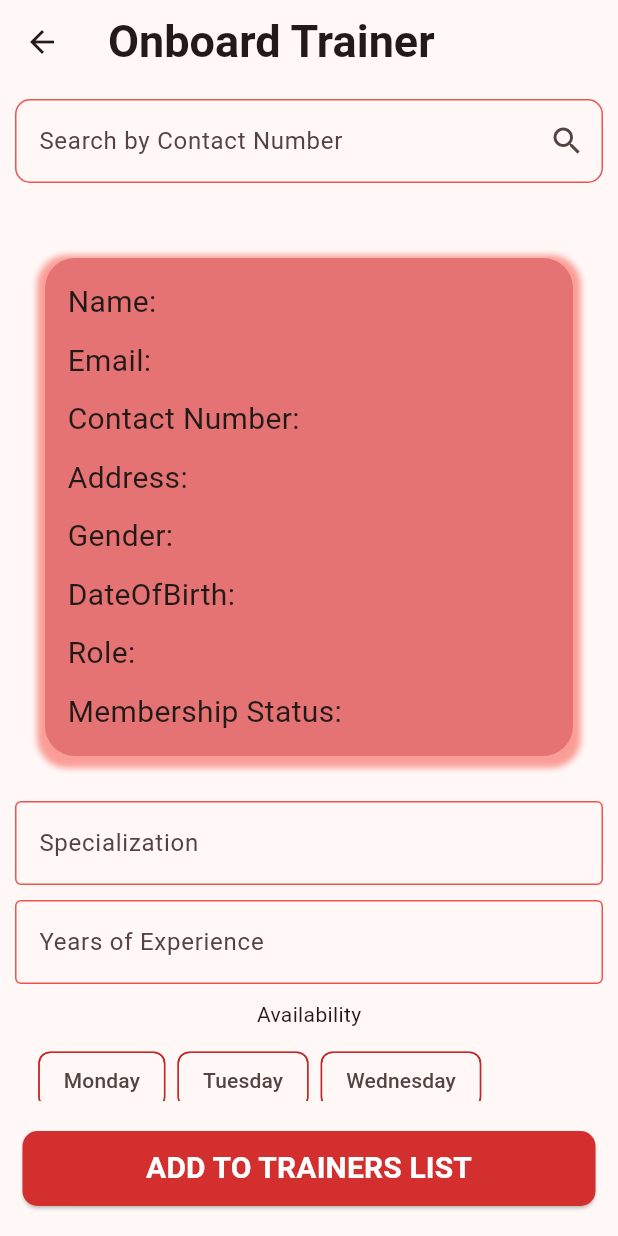
After one commit to Cscreed3131/fit_raho_final, a Flutter app: the GymHomeScreen screen opened by its route, after a tap on "Onboard Trainers", on a phone screen of 412 x 824 dp. The commit adds this screen. Run offline on Flutter 3.47's test engine with Material 2 defaults, Android fonts, the phone set to English and light mode, and no system bars; our stand-ins replace cloud_firestore, firebase_auth, firebase_core, firebase_storage, flutter_riverpod, image_picker; accounts and stored records are empty.

Commit message:
trainer on bording page is done

```diff
--- a/lib/main.dart
+++ b/lib/main.dart
@@ -6,6 +6,7 @@ import 'package:fit_raho/loading_splash_screen.dart';
 import 'package:fit_raho/src/auth/screens/signin_screen.dart';
 import 'package:fit_raho/src/auth/screens/signup_screen.dart';
 import 'package:fit_raho/src/gym/screens/client_on_boarding_screen.dart';
+import 'package:fit_raho/src/gym/screens/trainer_on_bording_screen.dart';
 import 'package:fit_raho/src/home/screens/client_home_screen.dart';
 import 'package:fit_raho/src/home/screens/gym_home_screen.dart';
 import 'package:fit_raho/src/home/screens/trainer_home_screen.dart';
@@ -98,6 +99,8 @@ class MyApp extends StatelessWidget {
         GymHomeScreen.routeName: (context) => const GymHomeScreen(),
         ClientOnBoardingScreen.routeName: (context) =>
             const ClientOnBoardingScreen(),
+        TrainerOnboardingScreen.routeName: (context) =>
+            const TrainerOnboardingScreen(),
       },
     );
   }
--- a/lib/model/trainer_model.dart
+++ b/lib/model/trainer_model.dart
@@ -2,7 +2,7 @@
 
 class Trainer {
   String id;
-  String userId;
+  String userName;
   String specialization;
   String profilePictureUrl;
   String gymId; // gym id assigned with trainer
@@ -14,7 +14,7 @@ class Trainer {
 
   Trainer({
     required this.id,
-    required this.userId,
+    required this.userName,
     required this.specialization,
     required this.profilePictureUrl,
     required this.gymId,
@@ -29,7 +29,7 @@ class Trainer {
   Map<String, dynamic> toMap() {
     return {
       'id': id,
-      'userId': userId,
+      'userName': userName,
       'specialization': specialization,
       'profileImageUrl': profilePictureUrl,
       'gymId': gymId,
@@ -45,7 +45,7 @@ class Trainer {
   factory Trainer.fromMap(Map<String, dynamic> map) {
     return Trainer(
       id: map['id'] as String,
-      userId: map['userId'] as String,
+      userName: map['userName'] as String,
       specialization: map['specialization'] as String,
       profilePictureUrl: map['profilePictureUrl'] as String,
       gymId: map['gymId'] as String,
--- a/lib/src/gym/screens/client_on_boarding_screen.dart
+++ b/lib/src/gym/screens/client_on_boarding_screen.dart
@@ -52,6 +52,7 @@ class _ClientOnBoardingScreenState
   }
 
   // isolate this method else where but not here ui and logic should be seperated
+  // it will be better to use the clientService file. Look up
   void _submitClientData(Users? data) {
     try {
       // Calculate subscription start and end dates based on selected plan
--- /dev/null
+++ b/lib/src/gym/screens/trainer_on_bording_screen.dart
@@ -0,0 +1,378 @@
+import 'dart:developer';
+
+import 'package:cloud_firestore/cloud_firestore.dart';
+import 'package:fit_raho/model/trainer_model.dart';
+import 'package:fit_raho/model/user_model.dart';
+import 'package:fit_raho/src/gym/provider/user_by_contact_number_provider.dart';
+import 'package:flutter/material.dart';
+import 'package:flutter_riverpod/flutter_riverpod.dart';
+
+class TrainerOnboardingScreen extends ConsumerStatefulWidget {
+  const TrainerOnboardingScreen({super.key});
+
+  static const routeName = '/trainer-onboarding';
+
+  @override
+  ConsumerState<TrainerOnboardingScreen> createState() =>
+      _TrainerOnboardingScreenState();
+}
+
+class _TrainerOnboardingScreenState
+    extends ConsumerState<TrainerOnboardingScreen> {
+  final TextEditingController _searchController = TextEditingController();
+  final _formKey = GlobalKey<FormState>();
+  bool isLoading = false;
+  Users? _userData;
+
+  // Controllers for trainer details
+  final TextEditingController _specializationController =
+      TextEditingController();
+  final TextEditingController _yearsOfExperienceController =
+      TextEditingController();
+
+  // Use a Set to store selected days, allowing for multiple selections
+  final Set<String> _selectedDays = {};
+  // Use a Map to store availability, with days as keys and time slots as values
+  final Map<String, List<String>> _availability = {
+    'Monday': [],
+    'Tuesday': [],
+    'Wednesday': [],
+    'Thursday': [],
+    'Friday': [],
+    'Saturday': [],
+    'Sunday': [],
+  };
+  final TextEditingController _certificationsController =
+      TextEditingController();
+  List<Map<String, dynamic>> _ratings = [];
+
+  void _searchUser() {
+    // Fetch user data from firestore based on the search query
+    ref.watch(userByContactNumberProvider(_searchController.text)).when(
+      data: (data) {
+        setState(() {
+          _userData = data;
+          isLoading = false;
+        });
+      },
+      error: (error, stackTrace) {
+        log(error.toString());
+        setState(() {
+          isLoading = false;
+        });
+      },
+      loading: () {
+        setState(() {
+          isLoading = true;
+        });
+      },
+    );
+  }
+
+  // isolate this method else where but not here ui and logic should be seperated
+  // it will be better to use the trainerService file. Look up
+  void _submitTrainerData(Users? data) {
+    try {
+      // Create a new Trainer object
+      final trainer = Trainer(
+        id: data!.id,
+        userName: data.name,
+        specialization: _specializationController.text,
+        profilePictureUrl: data.profilePictureUrl,
+        gymId: '', // add later through data base
+        // but this id should be fetched from the gym manager id.
+        clients: [],
+        certifications: _certificationsController.text.split(','),
+        yearsOfExperience: int.tryParse(_yearsOfExperienceController.text) ?? 0,
+        availability: _availability,
+        ratings: [],
+      );
+
+      // Save the Trainer data to Firestore
+      FirebaseFirestore.instance.collection('trainers').doc(data.id).set(
+            trainer.toMap(),
+          );
+    } catch (e) {
+      log('Error submitting trainer data: ${e.toString()}');
+    }
+  }
+
+  @override
+  Widget build(BuildContext context) {
+    return Scaffold(
+      appBar: AppBar(
+        title: const Text(
+          'Onboard Trainer',
+          style: TextStyle(fontSize: 30, fontWeight: FontWeight.bold),
+        ),
+      ),
+      body: SizedBox(
+        height: double.infinity,
+        width: double.infinity,
+        child: SingleChildScrollView(
+          child: Column(
+            children: [
+              Padding(
+                padding: const EdgeInsets.all(10.0),
+                child: TextFormField(
+                  controller: _searchController,
+                  decoration: InputDecoration(
+                    labelText: 'Search by Contact Number',
+                    border: OutlineInputBorder(
+                      borderRadius: BorderRadius.circular(10),
+                    ),
+                    suffixIcon: IconButton(
+                      icon: const Icon(Icons.search),
+                      onPressed: _searchUser,
+                    ),
+                  ),
+                  keyboardType: TextInputType.phone,
+                ),
+              ),
+              const SizedBox(height: 20),
+              isLoading
+                  ? const CircularProgressIndicator.adaptive()
+                  : _userData != null
+                      ? _buildUserDetails()
+                      : const Text('No user found with this contact number'),
+            ],
+          ),
+        ),
+      ),
+      bottomNavigationBar: _userData != null
+          ? Padding(
+              padding: const EdgeInsets.symmetric(horizontal: 15, vertical: 20),
+              child: FilledButton(
+                style: ButtonStyle(
+                  minimumSize: MaterialStateProperty.all(const Size(
+                      double.infinity,
+                      50)), // Set the height to 50 and width to maximum available
+                  shape: MaterialStateProperty.all(
+                    RoundedRectangleBorder(
+                      borderRadius: BorderRadius.circular(
+                          10), // Set the border radius to 12
+                    ),
+                  ),
+                ),
+                onPressed: () {
+                  _submitTrainerData(_userData!);
+                },
+                child: Text(
+                  'ADD TO TRAINERS LIST',
+                  style: TextStyle(
+                    fontSize: 20,
+                    fontWeight: FontWeight.bold,
+                    color: Theme.of(context).colorScheme.background,
+                  ),
+                ),
+              ),
+            )
+          : null,
+    );
+  }
+
+  Widget _buildUserDetails() {
+    return Form(
+      key: _formKey,
+      child: Padding(
+        padding: const EdgeInsets.all(10.0),
+        child: Column(
+          children: [
+            Container(
+              width: double.infinity,
+              margin: const EdgeInsets.symmetric(horizontal: 20, vertical: 10),
+              padding: const EdgeInsets.all(15),
+              decoration: BoxDecoration(
+                color: Theme.of(context).colorScheme.primaryContainer,
+                borderRadius: BorderRadius.circular(20),
+                boxShadow: [
+                  BoxShadow(
+                    color: Colors.red.withOpacity(0.5),
+                    spreadRadius: 5,
+                    blurRadius: 3,
+                    offset: const Offset(0, 3),
+                  ),
+                ],
+              ),
+              child: Column(
+                crossAxisAlignment: CrossAxisAlignment.start,
+                children: [
+                  Text(
+                    'Name: ${_userData!.name}',
+                    style: const TextStyle(fontSize: 20),
+                  ),
+                  const SizedBox(height: 10),
+                  Text(
+                    'Email: ${_userData!.email}',
+                    style: const TextStyle(fontSize: 20),
+                  ),
+                  const SizedBox(height: 10),
+                  Text(
+                    'Contact Number: ${_userData!.contactNumber}',
+                    style: const TextStyle(fontSize: 20),
+                  ),
+                  const SizedBox(height: 10),
+                  Text(
+                    'Address: ${_userData!.address}',
+                    style: const TextStyle(fontSize: 20),
+                  ),
+                  const SizedBox(height: 10),
+                  Text(
+                    'Gender: ${_userData!.gender}',
+                    style: const TextStyle(fontSize: 20),
+                  ),
+                  const SizedBox(height: 10),
+                  Text(
+                    'DateOfBirth: ${_userData!.dateOfBirth}',
+                    style: const TextStyle(fontSize: 20),
+                  ),
+                  const SizedBox(height: 10),
+                  Text(
+                    'Role: ${_userData!.role}',
+                    style: const TextStyle(fontSize: 20),
+                  ),
+                  const SizedBox(height: 10),
+                  Text(
+                    'Membership Status: ${_userData!.membershipStatus}',
+                    style: const TextStyle(fontSize: 20),
+                  ),
+                ],
+              ),
+            ),
+            const SizedBox(
+              height: 20,
+            ),
+            TextFormField(
+              controller: _specializationController,
+              decoration: const InputDecoration(
+                labelText: 'Specialization',
+                border: OutlineInputBorder(),
+              ),
+              validator: (value) {
+                if (value == null || value.isEmpty) {
+                  return 'Please enter specialization';
+                }
+                return null;
+              },
+            ),
+            const SizedBox(height: 10),
+            TextFormField(
+              controller: _yearsOfExperienceController,
+              decoration: const InputDecoration(
+                labelText: 'Years of Experience',
+                border: OutlineInputBorder(),
+              ),
+              keyboardType: TextInputType.number,
+              validator: (value) {
+                if (value == null || value.isEmpty) {
+                  return 'Please enter years of experience';
+                }
+                return null;
+              },
+            ),
+            const SizedBox(height: 10),
+            // Add a section for availability
+            const Text('Availability'),
+            const SizedBox(height: 10),
+            // Use a Wrap widget to allow multiple day selections
+            Wrap(
+              spacing: 8,
+              runSpacing: 8,
+              children: [
+                for (final day in [
+                  'Monday',
+                  'Tuesday',
+                  'Wednesday',
+                  'Thursday',
+                  'Friday',
+                  'Saturday',
+                  'Sunday'
+                ])
+                  ChoiceChip(
+                    label: Text(day),
+                    selected: _selectedDays.contains(day),
+                    onSelected: (value) {
+                      setState(() {
+                        if (value) {
+                          _selectedDays.add(day);
+                        } else {
+                          _selectedDays.remove(day);
+                        }
+                      });
+                    },
+                  ),
+              ],
+            ),
+            const SizedBox(height: 10),
+            // Add a dropdown for time slots
+            for (final day in _availability.keys)
+              Column(
+                crossAxisAlignment: CrossAxisAlignment.start,
+                children: [
+                  Text(
+                    '$day Availability',
+                    style: const TextStyle(
+                      fontSize: 16,
+                      fontWeight: FontWeight.bold,
+                    ),
+                  ),
+                  const SizedBox(height: 5),
+                  DropdownButtonFormField<String>(
+                    value: _availability[day]?.firstOrNull,
+                    onChanged: (value) {
+                      setState(() {
+                        if (value != null) {
+                          _availability[day]!.add(value);
+                        }
+                      });
+                    },
+                    items: const [
+                      DropdownMenuItem(
+                        value: 'None',
+                        child: Text('None'),
+                      ),
+                      DropdownMenuItem(
+                        value: 'Full Time',
+                        child: Text('Full Time'),
+                      ),
+                      DropdownMenuItem(
+                        value: '9:00 AM - 1:00 PM',
+                        child: Text('9:00 AM - 1:00 PM'),
+                      ),
+                      DropdownMenuItem(
+                        value: '1:00 PM - 5:00 PM',
+                        child: Text('1:00 PM - 5:00 PM'),
+                      ),
+                      DropdownMenuItem(
+                        value: '5:00 PM - 9:00 PM',
+                        child: Text('5:00 PM - 9:00 PM'),
+                      ),
+                    ],
+                    decoration: const InputDecoration(
+                      labelText: 'Select Time Slot',
+                      border: OutlineInputBorder(),
+                    ),
+                  ),
+                  const SizedBox(height: 10),
+                ],
+              ),
+            const SizedBox(height: 10),
+            // Add a section for certifications
+            const Text('Certifications'),
+            const SizedBox(height: 10),
+            // Add a text field for entering certifications
+            TextFormField(
+              controller: _certificationsController,
+              decoration: const InputDecoration(
+                labelText: 'Enter Certifications (comma-separated)',
+                border: OutlineInputBorder(),
+              ),
+            ),
+            const SizedBox(height: 10),
+            // Add a section for ratings
+          ],
+        ),
+      ),
+    );
+  }
+}
--- a/lib/src/home/screens/gym_home_screen.dart
+++ b/lib/src/home/screens/gym_home_screen.dart
@@ -1,4 +1,5 @@
 import 'package:fit_raho/src/gym/screens/client_on_boarding_screen.dart';
+import 'package:fit_raho/src/gym/screens/trainer_on_bording_screen.dart';
 import 'package:fit_raho/src/home/widgets/my_drawer_widget.dart';
 import 'package:fit_raho/widgets/profile_dialog_box_widget.dart';
 import 'package:flutter/material.dart';
@@ -147,7 +148,8 @@ class GymHomeScreen extends StatelessWidget {
                 height: 10,
               ),
               Padding(
-                padding: const EdgeInsets.all(15.0),
+                padding:
+                    const EdgeInsets.symmetric(horizontal: 15.0, vertical: 5),
                 child: ListTile(
                   title: const Text(
                     'Onboard Clients',
@@ -167,6 +169,28 @@ class GymHomeScreen extends StatelessWidget {
                   },
                 ),
               ),
+              Padding(
+                padding:
+                    const EdgeInsets.symmetric(horizontal: 15.0, vertical: 5),
+                child: ListTile(
+                  title: const Text(
+                    'Onboard Trainers',
+                    style: TextStyle(
+                      fontSize: 25,
+                      color: Colors.black,
+                    ),
+                  ),
+                  trailing: const Icon(
+                    Icons.arrow_forward_ios,
+                    color: Colors.black,
+                  ),
+                  onTap: () {
+                    Navigator.of(context).pushNamed(
+                      TrainerOnboardingScreen.routeName,
+                    );
+                  },
+                ),
+              ),
             ],
           ),
         ),
```
